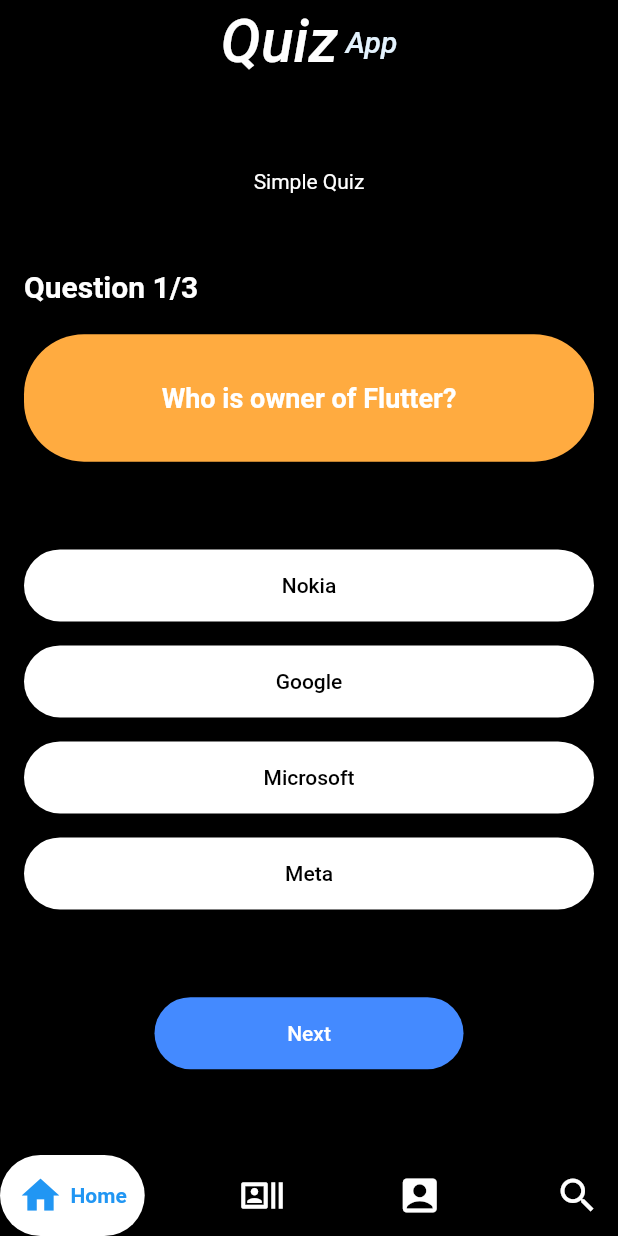
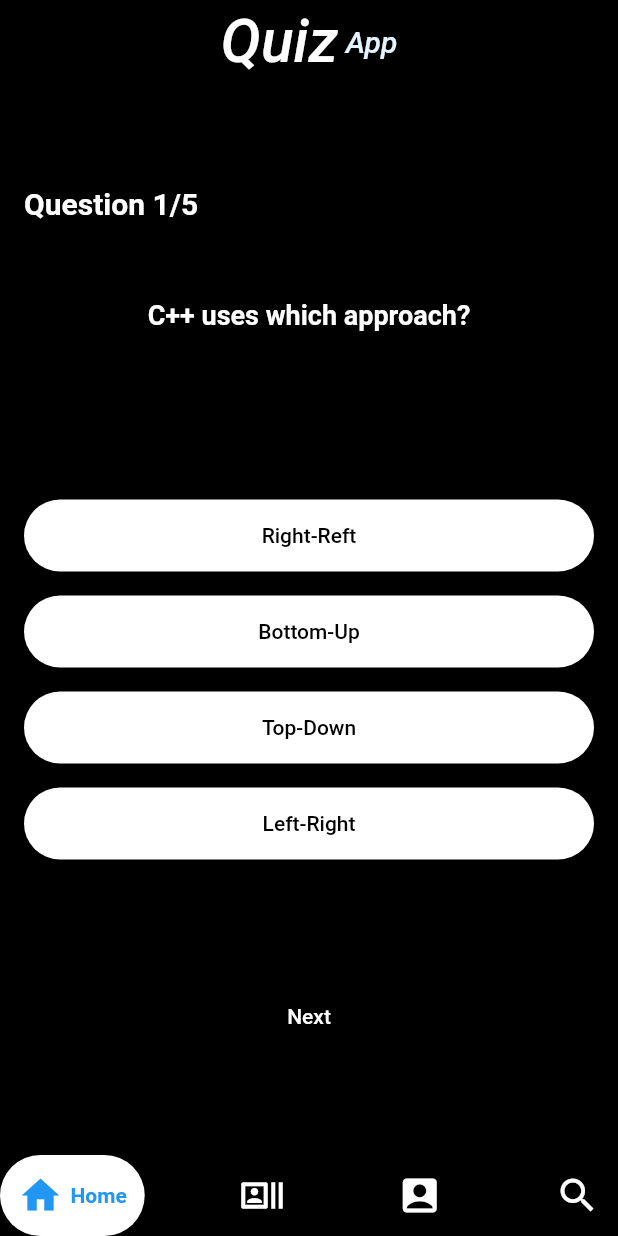
Before and after one commit to Soni895/Quiz_app, a Flutter app: the screen it shows after launch, on a phone screen of 412 x 824 dp. Run offline on Flutter 3.47's test engine with Material 2 defaults, Android fonts, the phone set to English and light mode, and no system bars; drawn by our look-alikes of google_nav_bar.

```diff
--- a/lib/home.dart
+++ b/lib/home.dart
@@ -45,10 +45,6 @@ class _Quiz_appState extends State<Home> {
         margin: const EdgeInsets.symmetric(horizontal: 16, vertical: 32),
         child:
             Column(mainAxisAlignment: MainAxisAlignment.spaceAround, children: [
-          Text(
-            "Simple Quiz",
-            style: TextStyle(color: Colors.white),
-          ),
           _questionWidget(),
           _answerList(),
           _nextButton(),
@@ -76,7 +72,7 @@ class _Quiz_appState extends State<Home> {
           alignment: Alignment.center,
           padding: const EdgeInsets.all(32),
           decoration: BoxDecoration(
-            color: Colors.orangeAccent,
+            color: Colors.black,
             borderRadius: BorderRadius.circular(40),
           ),
           child: Text(
@@ -113,7 +109,7 @@ class _Quiz_appState extends State<Home> {
         child: Text(answer.answerText),
         style: ElevatedButton.styleFrom(
           shape: const StadiumBorder(),
-          primary: isSelected ? Colors.orangeAccent : Colors.white,
+          primary: isSelected ? Colors.white : Colors.white,
           onPrimary: Colors.black,
         ),
         onPressed: () {
@@ -142,7 +138,7 @@ class _Quiz_appState extends State<Home> {
         child: Text(isLastQuestion ? "Submit" : "Next"),
         style: ElevatedButton.styleFrom(
           shape: const StadiumBorder(),
-          primary: Colors.blueAccent,
+          primary: Colors.black,
           onPrimary: Colors.white,
         ),
         onPressed: () {
@@ -162,9 +158,9 @@ class _Quiz_appState extends State<Home> {
 
   _showScore() {
     return AlertDialog(
-      title: Text(score.toString()),
+      title: Center(child: Text("your score $score")),
       content: ElevatedButton(
-        child: const Text("Try Again"),
+        child: Text("Finish."),
         onPressed: () {
           Navigator.pop(context);
           setState(() {
--- a/lib/question.dart
+++ b/lib/question.dart
@@ -15,23 +15,36 @@ class Answer {
 List<Question> getQuestions() {
   List<Question> list = [];
   //adding questions
-  list.add(Question("Who is owner of Flutter?", [
-    Answer("Nokia", false),
-    Answer("Google", true),
-    Answer("Microsoft", false),
-    Answer("Meta", false),
+  list.add(Question("C++ uses which approach?", [
+    Answer("Right-Reft", false),
+    Answer("Bottom-Up", true),
+    Answer("Top-Down", false),
+    Answer("Left-Right", false),
   ]));
-  list.add(Question("Who is owner of Iphone?", [
-    Answer("Nokia", false),
-    Answer("Google", false),
-    Answer("Microsoft", false),
-    Answer("Apple", true),
+  list.add(
+      Question("Identify the correct syntax for declaring arrays in C++?", [
+    Answer("array arr[10]", false),
+    Answer("array{10}", false),
+    Answer("int arr[10]", true),
+    Answer("int arr", false),
   ]));
-  list.add(Question("Who is owner of Vs code?", [
-    Answer("Nokia", false),
-    Answer("Google", false),
-    Answer("Microsoft", true),
-    Answer("Meta", false),
+  list.add(Question("Which of the following is “address of operator", [
+    Answer("*", false),
+    Answer("[]", false),
+    Answer("&", true),
+    Answer("&&", false),
+  ]));
+  list.add(Question("Identify the scope resolution operato", [
+    Answer(":", false),
+    Answer("?", false),
+    Answer("::", true),
+    Answer("None", false),
+  ]));
+  list.add(Question("hich of the following loops is best when we know the", [
+    Answer("While loop", false),
+    Answer("Do while", false),
+    Answer("For loop", true),
+    Answer("All of above", false),
   ]));
   return list;
 }
```
